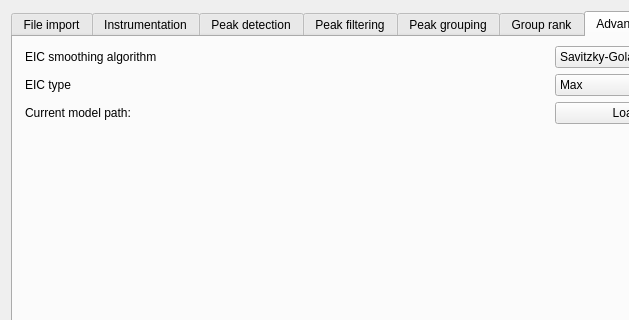
Old version of the form src/gui/mzroll/forms/settingsform.ui in the repository ElucidataInc/ElMaven; both pictures show x 0 to 629 and y 0 to 320 of the 800 by 460 pixel window.
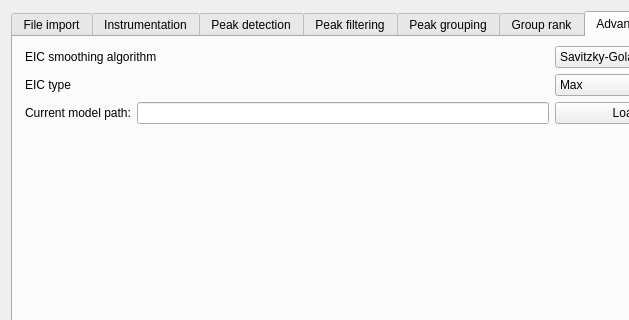
New version of the form. The open tabs and pages were chosen to show the change.

Diff of the .ui file:
```diff
--- a/src/gui/mzroll/forms/settingsform.ui
+++ b/src/gui/mzroll/forms/settingsform.ui
@@ -1378,15 +1378,14 @@
             </widget>
            </item>
            <item>
-            <widget class="QLabel" name="classificationModelFilename">
-             <property name="sizePolicy">
-              <sizepolicy hsizetype="Expanding" vsizetype="Preferred">
-               <horstretch>0</horstretch>
-               <verstretch>0</verstretch>
-              </sizepolicy>
+            <widget class="QLineEdit" name="classificationModelFilename">
+             <property name="styleSheet">
+              <string notr="true">QLineEdit {
+  background: none;
+}</string>
              </property>
-             <property name="text">
-              <string/>
+             <property name="readOnly">
+              <bool>true</bool>
              </property>
             </widget>
            </item>
```
Left out of the diff: 14 changed lines with no effect on the pictures.
